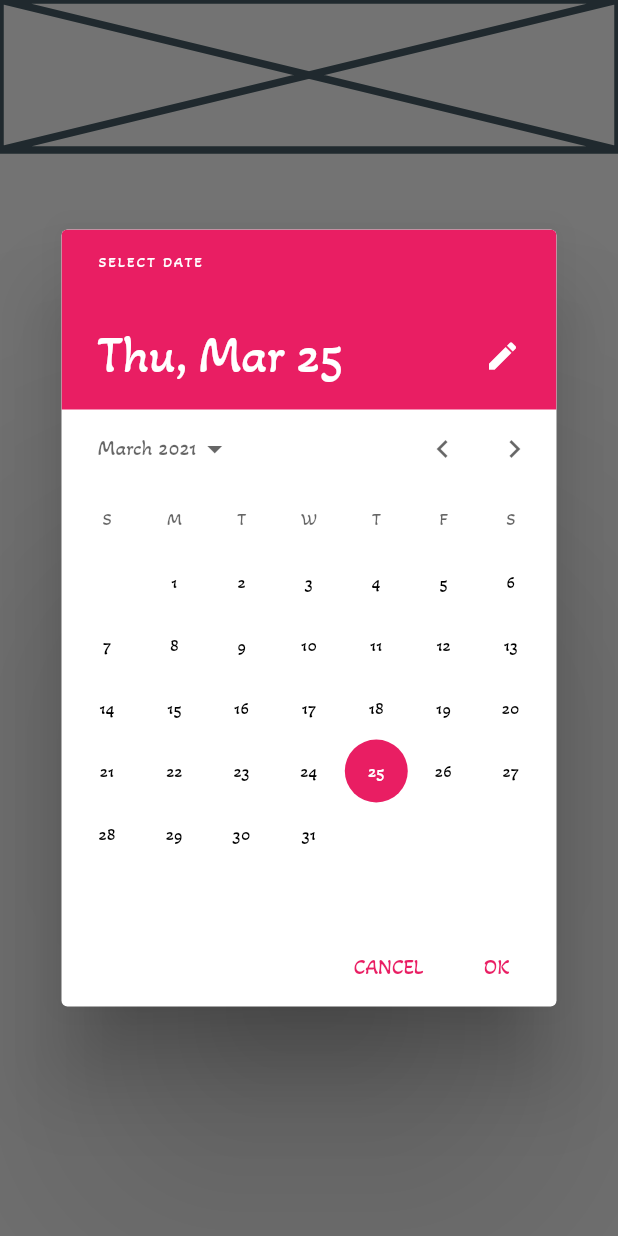
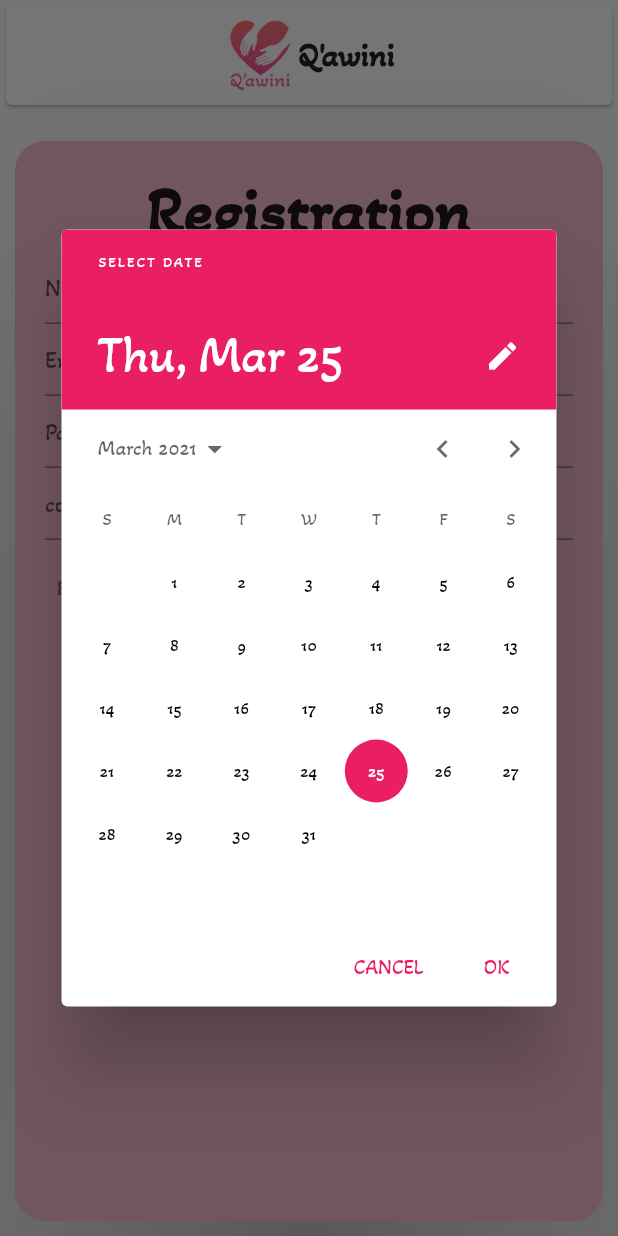
Before and after one commit to melWiss/lorem_ipsum, a Flutter app: the Registrationscreen screen opened directly, after a tap on an icon or button, on a phone screen of 412 x 824 dp. Run offline on Flutter 3.47's test engine with Material 2 defaults, Android fonts, the light colour scheme and no system bars; our stand-ins replace cloud_firestore, firebase_auth, firebase_core, firebase_messaging, firebase_storage; accounts and stored records are empty; network calls fail; statements that could not run were skipped.

Commit message:
registration and sign in flow

```diff
--- a/lib/models/temoignage.dart
+++ b/lib/models/temoignage.dart
@@ -1,5 +1,4 @@
 import 'package:flutter/material.dart';
-import 'package:lorem_ipsum/temoignage.dart';
 
 class TemoignageModel {
   String uid;
--- a/lib/registration.dart
+++ /dev/null
@@ -1,118 +0,0 @@
-import 'package:flutter/material.dart';
-
-class Registrationscreen extends StatefulWidget {
-  @override
-  _RegistrationscreenState createState() => _RegistrationscreenState();
-}
-
-class _RegistrationscreenState extends State<Registrationscreen> {
-  DateTime dateTime = DateTime.now();
-
-  @override
-  Widget build(BuildContext context) {
-    return Scaffold(
-      body: Column(
-        children: [
-          Placeholder(
-            fallbackHeight: 100,
-            strokeWidth: 5,
-          ),
-          Padding(
-            padding: EdgeInsets.fromLTRB(50, 100, 50, 10),
-            child: Material(
-              color: Colors.pink[100],
-              elevation: 100,
-              borderRadius: BorderRadius.circular(20),
-              child: Container(
-                child: Column(
-                  children: [
-                    Text(
-                      'Registration',
-                      style: TextStyle(
-                        fontSize: 45,
-                        fontWeight: FontWeight.bold,
-                      ),
-                    ),
-                    TextField(
-                      decoration: InputDecoration(
-                        hintText: 'Nickname',
-                      ),
-                      keyboardType: TextInputType.emailAddress,
-                    ),
-                    TextField(
-                      decoration: InputDecoration(
-                        hintText: 'Email',
-                      ),
-                      keyboardType: TextInputType.emailAddress,
-                    ),
-                    TextField(
-                      decoration: InputDecoration(
-                        hintText: 'Password',
-                      ),
-                      obscureText: true,
-                    ),
-                    TextField(
-                      decoration: InputDecoration(
-                        hintText: 'confirm password',
-                      ),
-                      obscureText: true,
-                    ),
-                    Padding(
-                      padding: const EdgeInsets.all(8.0),
-                      child: Row(
-                        children: [
-                          Padding(
-                            padding: EdgeInsets.only(right: 8),
-                            child: Text(
-                              'Pick your age:',
-                              style: TextStyle(
-                                  color: Colors.black45,
-                                  fontWeight: FontWeight.bold),
-                            ),
-                          ),
-                          OutlinedButton(
-                            child: Text(
-                              dateTime.toString().substring(0, 10),
-                              style: TextStyle(
-                                color: Colors.black
-                              ),
-                            ),
-                            onPressed: () async {
-                              dateTime = await showDatePicker(
-                                  context: context,
-                                  initialDate: dateTime,
-                                  firstDate: DateTime(1970),
-                                  lastDate: DateTime(2100));
-                              setState(() {});
-                            },
-                          ),
-                        ],
-                      ),
-                    ),
-                    Padding(
-                      padding: const EdgeInsets.all(8.0),
-                      child: Row(
-                        mainAxisAlignment: MainAxisAlignment.center,
-                        children: [
-                          ElevatedButton(
-                            onPressed: () {},
-                            child: Text("submit"),
-                            style: ElevatedButton.styleFrom(
-                              primary: Colors.white, // background
-                              onPrimary: Colors.pink[900], // foreground
-                            ),
-                          ),
-                        ],
-                      ),
-                    ),
-                  ],
-                ),
-                padding: EdgeInsets.all(20),
-              ),
-            ),
-          ),
-        ],
-      ),
-    );
-  }
-}
--- a/lib/profile.dart
+++ b/lib/screens/profile.dart
@@ -38,8 +38,8 @@ class _ProfileScreenState extends State<ProfileScreen> {
                             ),
                           ),
                         ),
-                        Image.network(
-                          user.imgUrl,
+                        Image.asset(
+                          'assets/logo.png',
                           height: 150,
                           width: 150,
                           fit: BoxFit.cover,
--- /dev/null
+++ b/lib/screens/registration.dart
@@ -0,0 +1,166 @@
+import 'package:flutter/material.dart';
+import 'package:flutter/rendering.dart';
+import 'package:lorem_ipsum/fire.dart';
+import 'package:lorem_ipsum/models/user.dart';
+import 'package:lorem_ipsum/widgets.dart';
+
+class Registrationscreen extends StatefulWidget {
+  @override
+  _RegistrationscreenState createState() => _RegistrationscreenState();
+}
+
+class _RegistrationscreenState extends State<Registrationscreen> {
+  DateTime dateTime = DateTime.now();
+  String nickname = "";
+  String email = "";
+  String password = "";
+  String confirmPassword = "";
+  Profile profile = Profile();
+  bool loading = false;
+
+  @override
+  Widget build(BuildContext context) {
+    var mq = MediaQuery.of(context);
+    return Scaffold(
+      body: Column(
+        children: [
+          Padding(
+            padding: EdgeInsets.only(
+              top: mq.viewPadding.top,
+            ),
+            child: BannerLogo(),
+          ),
+          Expanded(
+            child: Padding(
+              padding: EdgeInsets.fromLTRB(10, 20, 10, 10),
+              child: Material(
+                color: Colors.pink[100],
+                elevation: 100,
+                borderRadius: BorderRadius.circular(20),
+                child: Container(
+                  child: SingleChildScrollView(
+                    child: Column(
+                      children: [
+                        Text(
+                          'Registration',
+                          style: TextStyle(
+                            fontSize: 45,
+                            fontWeight: FontWeight.bold,
+                          ),
+                        ),
+                        TextField(
+                          decoration: InputDecoration(
+                            hintText: 'Nickname',
+                          ),
+                          keyboardType: TextInputType.emailAddress,
+                          onChanged: (value) => nickname = value,
+                        ),
+                        TextField(
+                          decoration: InputDecoration(
+                            hintText: 'Email',
+                          ),
+                          keyboardType: TextInputType.emailAddress,
+                          onChanged: (value) => email = value,
+                        ),
+                        TextField(
+                          decoration: InputDecoration(
+                            hintText: 'Password',
+                          ),
+                          obscureText: true,
+                          onChanged: (value) => password = value,
+                        ),
+                        TextField(
+                          decoration: InputDecoration(
+                            hintText: 'confirm password',
+                          ),
+                          obscureText: true,
+                          onChanged: (value) => confirmPassword = value,
+                        ),
+                        Padding(
+                          padding: const EdgeInsets.all(8.0),
+                          child: Row(
+                            children: [
+                              Padding(
+                                padding: EdgeInsets.only(right: 8),
+                                child: Text(
+                                  'Pick your age:',
+                                  style: TextStyle(
+                                      color: Colors.black45,
+                                      fontWeight: FontWeight.bold),
+                                ),
+                              ),
+                              OutlinedButton(
+                                child: Text(
+                                  dateTime.toString().substring(0, 10),
+                                  style: TextStyle(color: Colors.black),
+                                ),
+                                onPressed: () async {
+                                  dateTime = await showDatePicker(
+                                      context: context,
+                                      initialDate: dateTime,
+                                      firstDate: DateTime(1970),
+                                      lastDate: DateTime(2100));
+                                  setState(() {});
+                                },
+                              ),
+                            ],
+                          ),
+                        ),
+                        Padding(
+                          padding: const EdgeInsets.all(8.0),
+                          child: Row(
+                            mainAxisAlignment: MainAxisAlignment.center,
+                            children: [
+                              ElevatedButton(
+                                child: !loading
+                                    ? Text("submit")
+                                    : CircularProgressIndicator(),
+                                style: ElevatedButton.styleFrom(
+                                  primary: Colors.white, // background
+                                  onPrimary: Colors.pink[900], // foreground
+                                ),
+                                onPressed: () {
+                                  if (!loading &&
+                                      nickname.isNotEmpty &&
+                                      email.isNotEmpty &&
+                                      password.isNotEmpty &&
+                                      password == confirmPassword) {
+                                    print("registring...");
+                                    profile.nickname = nickname;
+                                    profile.birthday = dateTime;
+                                    profile.email = email;
+                                    qawini
+                                        .registerWithEmailAndPassword(
+                                            email, password, profile)
+                                        .whenComplete(() => setState(() {
+                                              loading = false;
+                                              Navigator.of(context).pop();
+                                            }))
+                                        .catchError((err) {
+                                      print(err.toString());
+                                      setState(() {
+                                        loading = false;
+                                      });
+                                    });
+                                    setState(() {
+                                      loading = true;
+                                    });
+                                  }
+                                },
+                              ),
+                            ],
+                          ),
+                        ),
+                      ],
+                    ),
+                  ),
+                  padding: EdgeInsets.all(20),
+                ),
+              ),
+            ),
+          ),
+        ],
+      ),
+    );
+  }
+}
--- a/lib/temoignage.dart
+++ b/lib/screens/temoignage.dart
@@ -1,6 +1,6 @@
 import 'package:flutter/material.dart';
 import 'package:lorem_ipsum/models/temoignage.dart';
-import 'package:lorem_ipsum/temoignage_details.dart';
+import 'temoignage_details.dart';
 
 class Temoignage extends StatelessWidget {
   @override
--- /dev/null
+++ b/lib/widgets.dart
@@ -0,0 +1,104 @@
+import 'package:flutter/material.dart';
+import 'package:lorem_ipsum/assets.dart';
+
+/// this widget have the same functionality as StreamBuilder but with less code
+class StreamWidget<T> extends StatelessWidget {
+  final Stream<T> stream;
+  final Widget Function(BuildContext context, T data) builder;
+  final Widget Function(BuildContext context) onWait;
+  final Widget Function(BuildContext context, String error) onError;
+
+  StreamWidget({
+    @required this.stream,
+    @required this.builder,
+    this.onError,
+    this.onWait,
+  });
+
+  @override
+  Widget build(BuildContext context) {
+    return StreamBuilder<T>(
+      stream: stream,
+      builder: (context, snapshot) {
+        if (snapshot.hasData)
+          return builder(context, snapshot.data);
+        else if (snapshot.hasError) {
+          if (onError != null)
+            return onError(context, snapshot.error);
+          else
+            return Center(
+              child: Text(snapshot.error.toString()),
+            );
+        }
+        if (onWait != null) return onWait(context);
+        return Center(
+          child: CircularProgressIndicator(),
+        );
+      },
+    );
+  }
+}
+
+/// this widget have the same functionality as FutureBuilder but with less code
+class FutureWidget<T> extends StatelessWidget {
+  final Future<T> future;
+  final Widget Function(BuildContext context, T data) builder;
+  final Widget Function(BuildContext context) onWait;
+  final Widget Function(BuildContext context, String error) onError;
+
+  FutureWidget({
+    @required this.future,
+    @required this.builder,
+    this.onError,
+    this.onWait,
+  });
+
+  @override
+  Widget build(BuildContext context) {
+    return FutureBuilder<T>(
+      future: future,
+      builder: (context, snapshot) {
+        if (snapshot.hasData)
+          return builder(context, snapshot.data);
+        else if (snapshot.hasError) {
+          if (onError != null)
+            return onError(context, snapshot.error);
+          else
+            return Center(
+              child: Text(snapshot.error.toString()),
+            );
+        }
+        if (onWait != null) return onWait(context);
+        return Center(
+          child: CircularProgressIndicator(),
+        );
+      },
+    );
+  }
+}
+
+class BannerLogo extends StatelessWidget {
+  @override
+  Widget build(BuildContext context) {
+    return Card(
+      child: Padding(
+        padding: const EdgeInsets.all(8.0),
+        child: Row(
+          mainAxisAlignment: MainAxisAlignment.center,
+          children: [
+            Image.asset(
+              'assets/logo.png',
+              height: 50,
+              width: 50,
+              fit: BoxFit.cover,
+            ),
+            Text(
+              "Q'awini",
+              style: Assets.subTitle,
+            ),
+          ],
+        ),
+      ),
+    );
+  }
+}
--- a/pubspec.yaml
+++ b/pubspec.yaml
@@ -29,6 +29,7 @@ dependencies:
   cloud_firestore: "^0.16.0+1"
   firebase_messaging: "^8.0.0-dev.15"
   firebase_storage: "^7.0.0"
+  flutter_local_notifications:
 
 
 
```
Also changed, not shown: lib/fire.dart (added, +57 -0 lines), lib/main.dart (+24 -11 lines), lib/models/user.dart (+13 -12 lines), lib/numbers.dart (deleted, +0 -68 lines), lib/screens/login.dart (renamed from lib/login.dart, +43 -7 lines), lib/screens/navigation.dart (renamed from lib/navigation.dart, +14 -6 lines), lib/screens/numbers.dart (added, +76 -0 lines), lib/screens/carte.dart (renamed from lib/carte.dart), lib/screens/emergency.dart (renamed from lib/emergency.dart), lib/screens/hbiba.dart (renamed from lib/hbiba.dart), lib/screens/temoignage_details.dart (renamed from lib/temoignage_details.dart), pubspec.lock, 5 other files.
